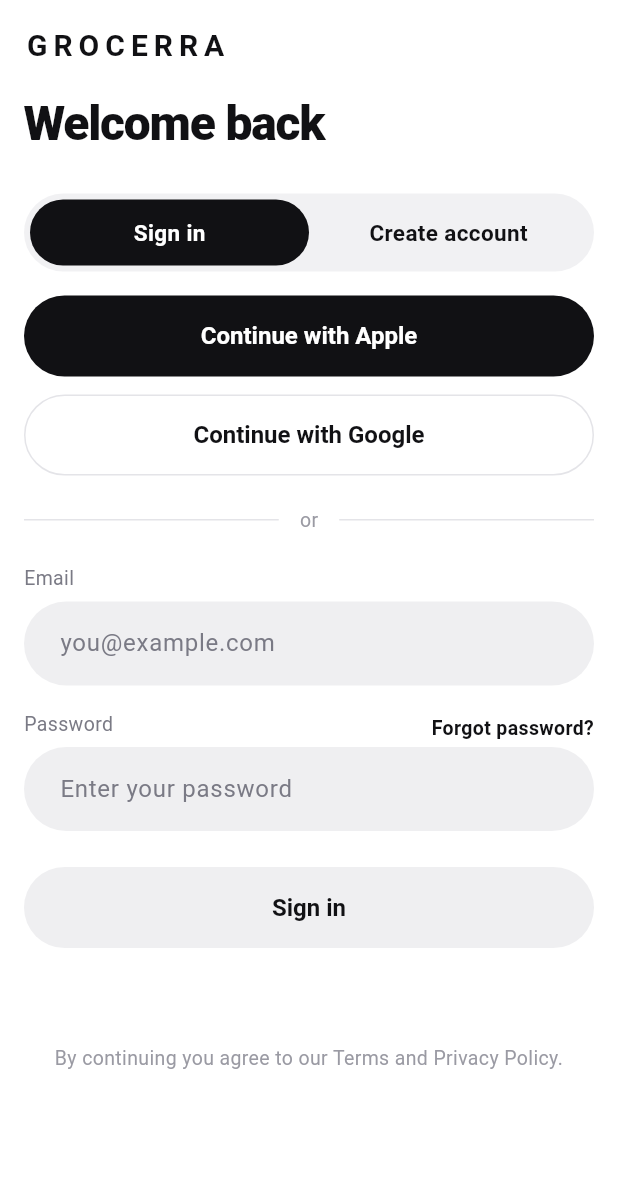
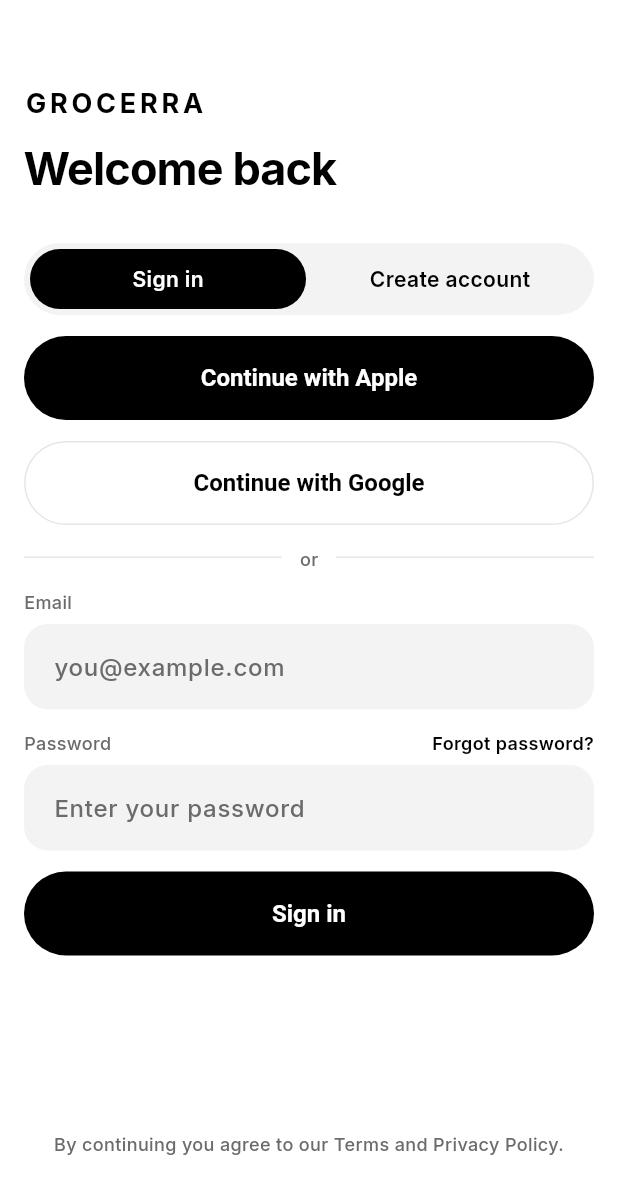
Before and after one commit to deburgermaster-afk/grocerra-a3b6b642, a Flutter app: the SignInScreen screen opened by its route, on a phone screen of 412 x 824 dp. Shown: the top 1194 px of the screen. Run offline on Flutter 3.47's test engine with Material 3 defaults, Android fonts, the phone set to English and light mode, and no system bars; our stand-ins replace geolocator, shared_preferences, supabase_flutter; accounts and stored records are empty.

Commit message:
Reevake-Task: ac844a6b-b467-4f82-83ad-126ad5bba6f2 - bundle Inter, match Figma A5 sign-in geometry (14px rhythm, 56px buttons, r16 inputs), deep-link routing fix, CDP capture tooling

```diff
--- a/user_app/lib/core/theme/app_theme.dart
+++ b/user_app/lib/core/theme/app_theme.dart
@@ -2,18 +2,28 @@ import 'package:flutter/material.dart';
 
 /// Grocerra design tokens.
 ///
-/// Taken from the Reevake blueprint `User App - Frontend` screen images:
-/// white / soft-grey surfaces, near-black text and buttons, and a restrained
-/// green accent used for links, badges and the active tab.
+/// Values are read directly off the approved Figma frames
+/// (`GROCERRA - APP - Flow`), not approximated: every colour below is a hex
+/// value that appears in a Figma paint, and Inter is the family used
+/// throughout those frames.
 abstract final class AppColors {
   static const Color accent = Color(0xFF16A34A);
   static const Color accentDark = Color(0xFF0F7B4F);
-  static const Color ink = Color(0xFF111114);
-  static const Color inkMuted = Color(0xFF7A7A85);
+
+  /// Body / heading ink. Figma text paints are pure black.
+  static const Color ink = Color(0xFF000000);
+
+  /// Secondary text, field labels and placeholders (`#6b6b6b` in Figma).
+  static const Color inkMuted = Color(0xFF6B6B6B);
+
   static const Color canvas = Color(0xFFF7F7F8);
   static const Color surface = Color(0xFFFFFFFF);
-  static const Color surfaceAlt = Color(0xFFEFEFF1);
-  static const Color hairline = Color(0xFFE4E4E8);
+
+  /// Input fills, segmented-control track and nav indicators (`#f3f3f3`).
+  static const Color surfaceAlt = Color(0xFFF3F3F3);
+
+  /// Hairline strokes - button outlines and dividers (`#e6e6e6`).
+  static const Color hairline = Color(0xFFE6E6E6);
   static const Color danger = Color(0xFFDC2626);
 }
 
@@ -35,6 +45,9 @@ abstract final class AppTheme {
 
     return ThemeData(
       useMaterial3: true,
+      // The approved Figma screens are set in Inter; declaring it here makes
+      // every text style inherit it without repeating `fontFamily` per node.
+      fontFamily: 'Inter',
       colorScheme: scheme,
       scaffoldBackgroundColor: AppColors.canvas,
       splashFactory: InkSparkle.splashFactory,
@@ -50,11 +63,12 @@ abstract final class AppTheme {
           letterSpacing: -0.5,
         ),
       ),
+      // Figma buttons are 56 tall with a 28 radius and a 16/600 label.
       filledButtonTheme: FilledButtonThemeData(
         style: FilledButton.styleFrom(
           backgroundColor: AppColors.ink,
           foregroundColor: AppColors.surface,
-          minimumSize: const Size.fromHeight(54),
+          minimumSize: const Size.fromHeight(56),
           shape: RoundedRectangleBorder(
             borderRadius: BorderRadius.circular(28),
           ),
@@ -64,16 +78,22 @@ abstract final class AppTheme {
           ),
         ),
       ),
+      // Figma inputs are 52 tall, r16, `#f3f3f3`, 16px side padding with a
+      // 16/500 `#6b6b6b` placeholder.
       inputDecorationTheme: InputDecorationTheme(
         filled: true,
         fillColor: AppColors.surfaceAlt,
-        hintStyle: const TextStyle(color: AppColors.inkMuted),
+        hintStyle: const TextStyle(
+          color: AppColors.inkMuted,
+          fontSize: 16,
+          fontWeight: FontWeight.w500,
+        ),
         contentPadding: const EdgeInsets.symmetric(
-          horizontal: 20,
-          vertical: 16,
+          horizontal: 16,
+          vertical: 16.5,
         ),
         border: OutlineInputBorder(
-          borderRadius: BorderRadius.circular(28),
+          borderRadius: BorderRadius.circular(16),
           borderSide: BorderSide.none,
         ),
       ),
@@ -113,11 +133,12 @@ abstract final class AppTheme {
         space: 1,
       ),
       textTheme: const TextTheme(
+        // Figma `Welcome back` / screen titles: 30/700, -2% tracking.
         headlineMedium: TextStyle(
           color: AppColors.ink,
           fontSize: 30,
-          fontWeight: FontWeight.w800,
-          letterSpacing: -0.8,
+          fontWeight: FontWeight.w700,
+          letterSpacing: -0.6,
         ),
         titleLarge: TextStyle(
           color: AppColors.ink,
@@ -132,6 +153,12 @@ abstract final class AppTheme {
         ),
         bodyMedium: TextStyle(color: AppColors.ink, fontSize: 15),
         bodySmall: TextStyle(color: AppColors.inkMuted, fontSize: 13),
+        // Field labels, captions and legal lines: 12/500 `#6b6b6b`.
+        labelMedium: TextStyle(
+          color: AppColors.inkMuted,
+          fontSize: 12,
+          fontWeight: FontWeight.w500,
+        ),
         labelLarge: TextStyle(
           color: AppColors.accent,
           fontSize: 15,
--- a/user_app/lib/features/auth/presentation/sign_in_screen.dart
+++ b/user_app/lib/features/auth/presentation/sign_in_screen.dart
@@ -1,3 +1,5 @@
+import 'dart:math' as math;
+
 import 'package:flutter/material.dart';
 
 import '../../../core/config/app_config.dart';
@@ -16,6 +18,10 @@ import 'location_permission_screen.dart';
 ///   * `Forgot password?`     -> Supabase API gateway (reset email)
 ///   * `Sign in` submit       -> opens `Groceries & Catering Home`
 ///   * `Create account` submit-> opens `Location Permission`
+///
+/// Geometry below is transcribed from the approved Figma frame `A5 · Sign in`
+/// (390x844): 16px gutters, a uniform 14px vertical rhythm, 56px buttons on a
+/// 28 radius, 52px inputs on a 16 radius, and Inter throughout.
 class SignInScreen extends StatefulWidget {
   const SignInScreen({super.key, this.mode = AuthMode.signIn});
 
@@ -28,6 +34,12 @@ class SignInScreen extends StatefulWidget {
 }
 
 enum AuthMode { signIn, createAccount }
+
+/// Figma frames carry a 47px status bar. Where the platform reports no inset
+/// (web), reserve that space anyway so the content sits where it does in the
+/// approved design instead of jamming against the window edge.
+double topInsetFor(BuildContext context) =>
+    math.max(MediaQuery.of(context).padding.top, 47);
 
 class _SignInScreenState extends State<SignInScreen> {
   late AuthMode _mode = widget.mode;
@@ -153,12 +165,24 @@ class _SignInScreenState extends State<SignInScreen> {
   @override
   Widget build(BuildContext context) {
     final bool signingUp = _mode == AuthMode.createAccount;
+    final double topInset = topInsetFor(context);
 
     return Scaffold(
       backgroundColor: const Color(0xFFFFFFFF),
       body: SafeArea(
-        child: SingleChildScrollView(
-          padding: const EdgeInsets.fromLTRB(16, 16, 16, 32),
+        top: false,
+        child: LayoutBuilder(
+          builder: (BuildContext context, BoxConstraints constraints) {
+            return SingleChildScrollView(
+              // 9px under the reserved status bar puts the wordmark on the
+              // Figma y=56 line; 53px at the foot lands the legal line at
+              // Figma y=776.
+              padding: EdgeInsets.fromLTRB(16, topInset + 9, 16, 53),
+              child: ConstrainedBox(
+                constraints: BoxConstraints(
+                  minHeight: constraints.maxHeight - (topInset + 9) - 53,
+                ),
+                child: IntrinsicHeight(
                   child: Form(
                     key: _formKey,
                     child: Column(
@@ -167,53 +191,53 @@ class _SignInScreenState extends State<SignInScreen> {
                         const Text(
                           AppConfig.appName,
                           style: TextStyle(
-                    color: Color(0xFF111114),
-                    fontSize: 20,
+                            color: Color(0xFF000000),
+                            fontSize: 18,
                             fontWeight: FontWeight.w700,
-                    letterSpacing: 4,
+                            letterSpacing: 2.52, // Figma: 14% of 18
                           ),
                         ),
-                const SizedBox(height: 14),
+                        const SizedBox(height: 9),
                         Text(
                           signingUp ? 'Create account' : 'Welcome back',
                           style: const TextStyle(
-                    color: Color(0xFF111114),
-                    fontSize: 32,
-                    fontWeight: FontWeight.w800,
-                    letterSpacing: -0.8,
+                            color: Color(0xFF000000),
+                            fontSize: 30,
+                            fontWeight: FontWeight.w700,
+                            letterSpacing: -0.6, // Figma: -2% of 30
                           ),
                         ),
-                const SizedBox(height: 24),
+                        const SizedBox(height: 28),
 
-                // Segmented Sign in / Create account control.
-                _ModeSegment(
-                  mode: _mode,
-                  onChanged: _switchMode,
-                ),
-                const SizedBox(height: 16),
+                        _ModeSegment(mode: _mode, onChanged: _switchMode),
+                        const SizedBox(height: 14),
 
                         FilledButton(
                           onPressed: _busy ? null : () => _oauth(AuthService.signInWithApple),
                           child: const Text('Continue with Apple'),
                         ),
-                const SizedBox(height: 12),
+                        const SizedBox(height: 14),
+
                         OutlinedButton(
                           onPressed: _busy ? null : () => _oauth(AuthService.signInWithGoogle),
                           style: OutlinedButton.styleFrom(
-                    minimumSize: const Size.fromHeight(54),
-                    foregroundColor: const Color(0xFF111114),
-                    side: const BorderSide(color: Color(0xFFE4E4E8)),
+                            minimumSize: const Size.fromHeight(56),
+                            foregroundColor: const Color(0xFF000000),
+                            side: const BorderSide(color: Color(0xFFE6E6E6)),
                             shape: RoundedRectangleBorder(
                               borderRadius: BorderRadius.circular(28),
                             ),
-                    textStyle: const TextStyle(fontSize: 16, fontWeight: FontWeight.w600),
+                            textStyle: const TextStyle(
+                              fontSize: 16,
+                              fontWeight: FontWeight.w600,
+                            ),
                           ),
                           child: const Text('Continue with Google'),
                         ),
-                const SizedBox(height: 20),
+                        const SizedBox(height: 14),
 
                         const _Divider(label: 'or'),
-                const SizedBox(height: 20),
+                        const SizedBox(height: 14),
 
                         if (signingUp) ...<Widget>[
                           const _FieldLabel('Full name'),
@@ -227,7 +251,7 @@ class _SignInScreenState extends State<SignInScreen> {
                                     : null,
                             decoration: const InputDecoration(hintText: 'Your name'),
                           ),
-                  const SizedBox(height: 16),
+                          const SizedBox(height: 14),
                         ],
 
                         const _FieldLabel('Email'),
@@ -245,26 +269,27 @@ class _SignInScreenState extends State<SignInScreen> {
                           },
                           decoration: const InputDecoration(hintText: 'you@example.com'),
                         ),
-                const SizedBox(height: 16),
+                        const SizedBox(height: 14),
 
                         Row(
                           mainAxisAlignment: MainAxisAlignment.spaceBetween,
                           children: <Widget>[
-                    const _FieldLabel('Password'),
+                            const _FieldLabel('Password', bottom: 0),
                             if (!signingUp)
                               GestureDetector(
                                 onTap: _busy ? null : _forgotPassword,
                                 child: const Text(
                                   'Forgot password?',
                                   style: TextStyle(
-                            color: Color(0xFF111114),
-                            fontSize: 13,
-                            fontWeight: FontWeight.w700,
+                                    color: Color(0xFF000000),
+                                    fontSize: 12,
+                                    fontWeight: FontWeight.w600,
                                   ),
                                 ),
                               ),
                           ],
                         ),
+                        const SizedBox(height: 6),
                         TextFormField(
                           controller: _password,
                           obscureText: _obscurePassword,
@@ -286,49 +311,41 @@ class _SignInScreenState extends State<SignInScreen> {
                             hintText: signingUp ? 'At least 8 characters' : 'Enter your password',
                             suffixIcon: signingUp
                                 ? TextButton(
-                            onPressed: () => setState(() => _obscurePassword = !_obscurePassword),
+                                    onPressed: () =>
+                                        setState(() => _obscurePassword = !_obscurePassword),
                                     child: Text(
                                       _obscurePassword ? 'Show' : 'Hide',
                                       style: const TextStyle(
-                                color: Color(0xFF111114),
+                                        color: Color(0xFF000000),
                                         fontSize: 14,
-                                fontWeight: FontWeight.w700,
+                                        fontWeight: FontWeight.w600,
                                       ),
                                     ),
                                   )
                                 : null,
                           ),
                         ),
-                if (signingUp) const SizedBox(height: 8),
 
                         if (_notice != null) ...<Widget>[
                           const SizedBox(height: 14),
                           Container(
                             padding: const EdgeInsets.symmetric(horizontal: 16, vertical: 12),
                             decoration: BoxDecoration(
-                      color: const Color(0xFFF1F1F3),
+                              color: const Color(0xFFF3F3F3),
                               borderRadius: BorderRadius.circular(16),
                             ),
                             child: Text(
                               _notice!,
                               textAlign: TextAlign.center,
-                      style: const TextStyle(fontSize: 13, color: Color(0xFF111114)),
+                              style: const TextStyle(fontSize: 13, color: Color(0xFF000000)),
                             ),
                           ),
                         ],
 
-                const SizedBox(height: 24),
+                        const SizedBox(height: 14),
+                        // Figma `Button · Sign in` is a solid black 56px CTA.
                         FilledButton(
                           onPressed: _busy ? null : _submit,
-                  style: FilledButton.styleFrom(
-                    backgroundColor: const Color(0xFFEFEFF1),
-                    foregroundColor: const Color(0xFF111114),
-                    minimumSize: const Size.fromHeight(54),
-                    shape: RoundedRectangleBorder(
-                      borderRadius: BorderRadius.circular(28),
-                    ),
-                    textStyle: const TextStyle(fontSize: 16, fontWeight: FontWeight.w600),
-                  ),
                           child: _busy
                               ? const SizedBox(
                                   width: 20,
@@ -338,15 +355,28 @@ class _SignInScreenState extends State<SignInScreen> {
                               : Text(signingUp ? 'Create account' : 'Sign in'),
                         ),
 
-                const SizedBox(height: 64),
+                        // Push the legal line to the Figma y=776 baseline.
+                        // Centred across the full 358px column: at 326.1px the
+                        // string is a fraction too wide for a 326px box and
+                        // would wrap, whereas centring here puts it at x=32 -
+                        // exactly where the Figma text node sits - on one line.
+                        const Spacer(),
                         const Text(
                           'By continuing you agree to our Terms and Privacy Policy.',
                           textAlign: TextAlign.center,
-                  style: TextStyle(fontSize: 13, color: Color(0xFF9A9AA3)),
+                          style: TextStyle(
+                            fontSize: 12,
+                            fontWeight: FontWeight.w500,
+                            color: Color(0xFF6B6B6B),
+                          ),
                         ),
                       ],
                     ),
                   ),
+                ),
+              ),
+            );
+          },
         ),
       ),
     );
@@ -361,11 +391,12 @@ class _ModeSegment extends StatelessWidget {
 
   @override
   Widget build(BuildContext context) {
+    // Figma `Segmented`: 48 tall, r24, 4px inset, `#f3f3f3` track.
     return Container(
-      height: 52,
+      height: 48,
       decoration: BoxDecoration(
-        color: const Color(0xFFF1F1F3),
-        borderRadius: BorderRadius.circular(26),
+        color: const Color(0xFFF3F3F3),
+        borderRadius: BorderRadius.circular(24),
       ),
       padding: const EdgeInsets.all(4),
       child: Row(
@@ -375,6 +406,7 @@ class _ModeSegment extends StatelessWidget {
             selected: mode == AuthMode.signIn,
             onTap: () => onChanged(AuthMode.signIn),
           ),
+          const SizedBox(width: 4),
           _SegmentButton(
             label: 'Create account',
             selected: mode == AuthMode.createAccount,
@@ -399,6 +431,8 @@ class _SegmentButton extends StatelessWidget {
 
   @override
   Widget build(BuildContext context) {
+    // Figma segment: 40 tall on a 20 radius; both states use 14/600 text and
+    // pure black - selection is carried by the fill alone.
     return Expanded(
       child: GestureDetector(
         onTap: onTap,
@@ -407,16 +441,16 @@ class _SegmentButton extends StatelessWidget {
           height: double.infinity,
           alignment: Alignment.center,
           decoration: BoxDecoration(
-            color: selected ? const Color(0xFF111114) : Colors.transparent,
-            borderRadius: BorderRadius.circular(22),
+            color: selected ? const Color(0xFF000000) : Colors.transparent,
+            borderRadius: BorderRadius.circular(20),
           ),
           child: Text(
             label,
-            style: TextStyle(
-              color: selected ? const Color(0xFFFFFFFF) : const Color(0xFF111114),
-              fontSize: 15,
-              fontWeight: selected ? FontWeight.w700 : FontWeight.w600,
-            ),
+            style: const TextStyle(
+              color: Color(0xFF000000),
+              fontSize: 14,
+              fontWeight: FontWeight.w600,
+            ).copyWith(color: selected ? const Color(0xFFFFFFFF) : const Color(0xFF000000)),
           ),
         ),
       ),
@@ -431,34 +465,48 @@ class _Divider extends StatelessWidget {
 
   @override
   Widget build(BuildContext context) {
-    return Row(
+    // Figma `Divider · or`: 161px hairlines either side of a 12px `or`,
+    // with a 12px gap and a 15px total height.
+    return SizedBox(
+      height: 15,
+      child: Row(
         children: <Widget>[
-        const Expanded(child: Divider(color: Color(0xFFE4E4E8))),
+          const Expanded(child: Divider(color: Color(0xFFE6E6E6))),
           Padding(
-          padding: const EdgeInsets.symmetric(horizontal: 14),
+            padding: const EdgeInsets.symmetric(horizontal: 12),
             child: Text(
               label,
-            style: const TextStyle(fontSize: 13, color: Color(0xFF9A9AA3)),
+              style: const TextStyle(
+                fontSize: 12,
+                fontWeight: FontWeight.w500,
+                color: Color(0xFF6B6B6B),
               ),
             ),
-        const Expanded(child: Divider(color: Color(0xFFE4E4E8))),
+          ),
+          const Expanded(child: Divider(color: Color(0xFFE6E6E6))),
         ],
+      ),
     );
   }
 }
 
 class _FieldLabel extends StatelessWidget {
-  const _FieldLabel(this.text);
+  const _FieldLabel(this.text, {this.bottom = 6});
 
   final String text;
+  final double bottom;
 
   @override
   Widget build(BuildContext context) {
     return Padding(
-      padding: const EdgeInsets.only(bottom: 6),
+      padding: EdgeInsets.only(bottom: bottom),
       child: Text(
         text,
-        style: const TextStyle(fontSize: 13, color: Color(0xFF7A7A85)),
+        style: const TextStyle(
+          fontSize: 12,
+          fontWeight: FontWeight.w500,
+          color: Color(0xFF6B6B6B),
+        ),
       ),
     );
   }
```
Also changed, not shown: user_app/lib/app.dart (+15 -2 lines), user_app/pubspec.yaml (+15 -0 lines), user_app/tool/capture.dart (added, +157 -0 lines), user_app/tool/serve_web.dart (added, +55 -0 lines), user_app/assets/fonts/Inter-Bold.ttf (added), user_app/assets/fonts/Inter-Medium.ttf (added), user_app/assets/fonts/Inter-Regular.ttf (added), user_app/assets/fonts/Inter-SemiBold.ttf (added), 1 other file. Lines whose indentation alone changed are shown as unchanged.
